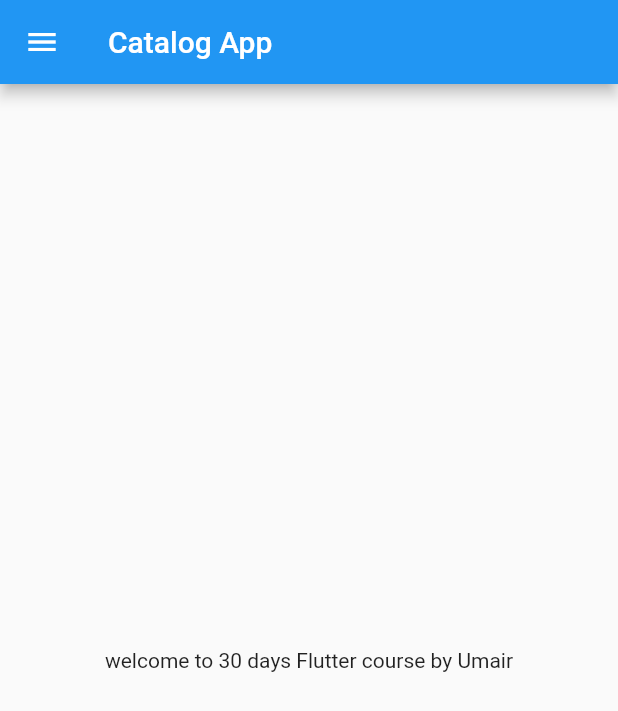
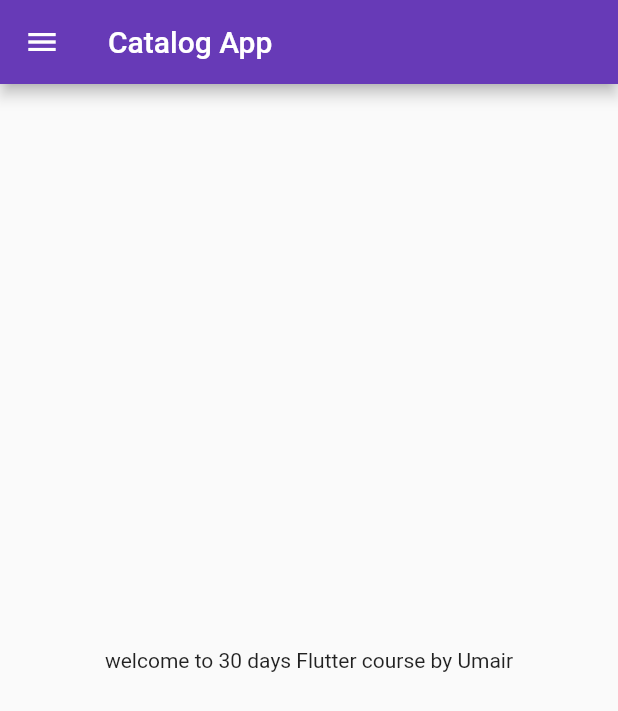
Before and after one commit to umairaarif/30DaysOfFlutter, a Flutter app: the screen it shows after launch, on a phone screen of 412 x 824 dp. Shown: the top 711 px of the screen. Run offline on Flutter 3.47's test engine with Material 2 defaults, Android fonts, the phone set to English and light mode, and no system bars.

Commit message:
Day 3 completed

```diff
--- a/lib/main.dart
+++ b/lib/main.dart
@@ -1,4 +1,5 @@
-import 'package:awesome_flutter/home_page.dart';
+import 'package:awesome_flutter/pages/home_page.dart';
+import 'package:awesome_flutter/pages/login_page.dart';
 import 'package:flutter/material.dart';
 
 void main() {
@@ -9,7 +10,18 @@
   @override
   Widget build(BuildContext context) {
     return MaterialApp(
-      home: HomePage(),
+      // home: HomePage(),
+      themeMode: ThemeMode.light,
+      theme: ThemeData(primarySwatch: Colors.deepPurple),
+      darkTheme: ThemeData(
+        brightness: Brightness.dark,
+      ),
+      initialRoute: "/home",
+      routes: {
+        "/": (context) => LoginPage(),
+        "/home": (context) => HomePage(),
+        "/login": (context) => LoginPage(),
+      },
     );
   }
 }
```
Also changed, not shown: lib/pages/login_page.dart (added, +21 -0 lines), lib/pages/home_page.dart (renamed from lib/home_page.dart).
